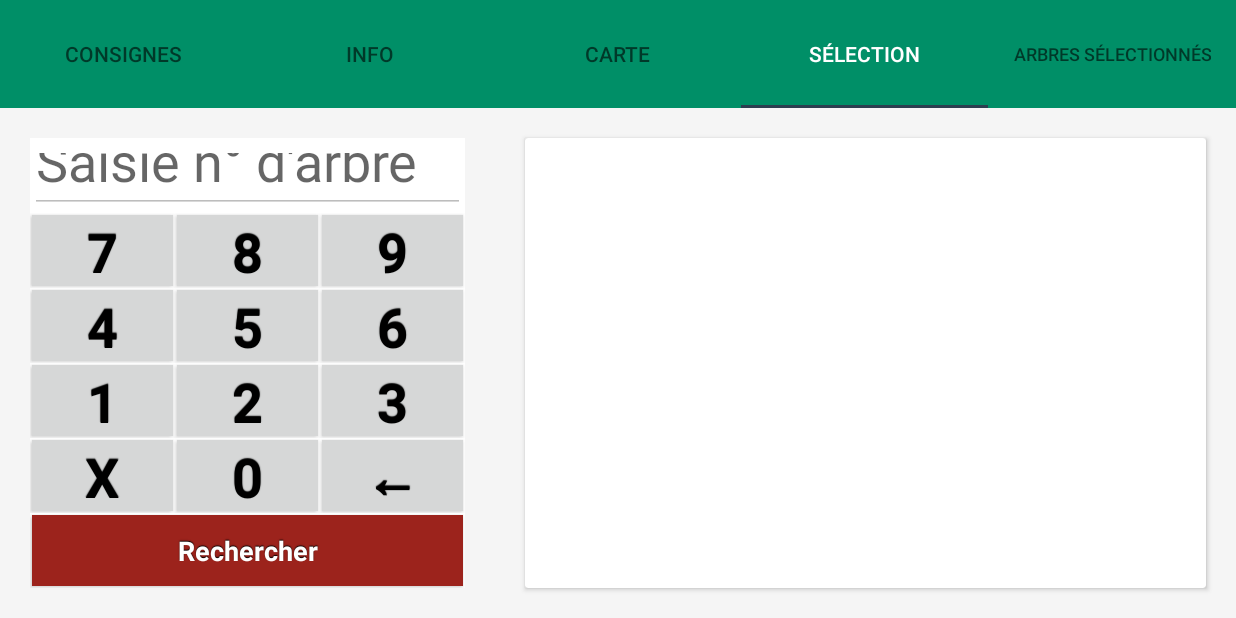
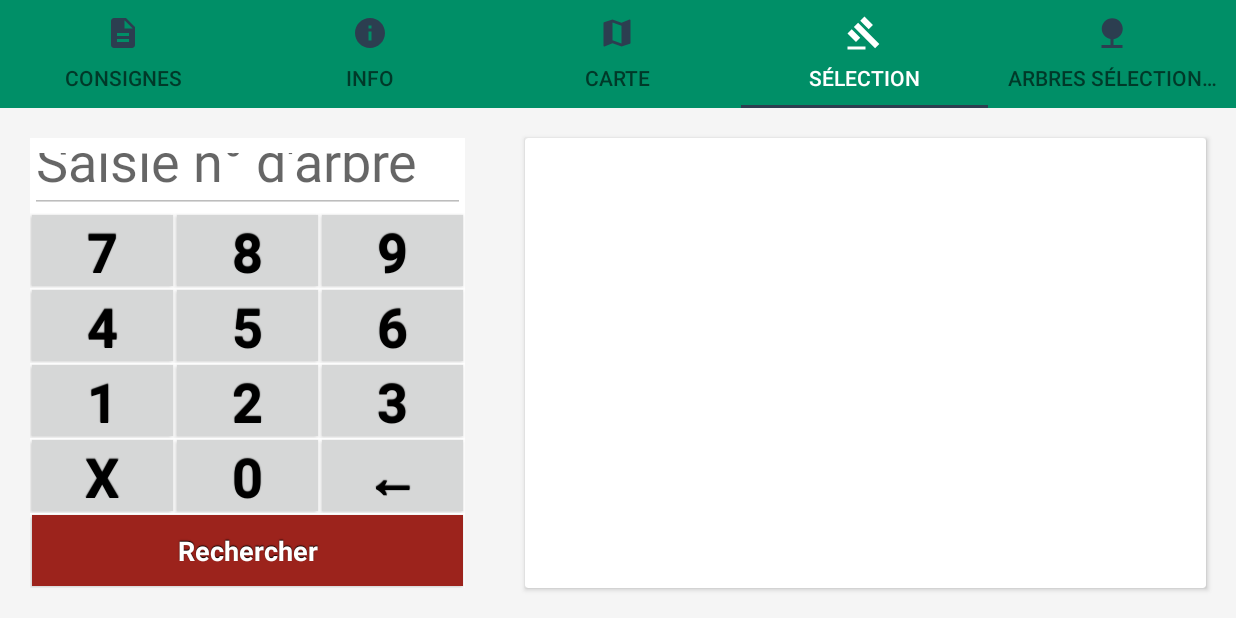
Before and after one commit to Tarte0/martelapp, an Android app: the ExerciceActivity screen opened directly, with no data from a screen before it, tab 4 chosen, on a phone screen of 824 x 412 dp (held sideways). Run offline under Robolectric (Android 15) with nearby library versions, the phone set to English and light mode, and no system bars; libraries missing offline, so code that uses them is left out: android.support.v7, com.commonsware.cwac, com.github.mikephil.charting; 20 statements that could not run were skipped.

Commit message:
added icons on tabs

```diff
--- a/app/src/main/java/martelapp/test/Activity/ExerciceActivity.java
+++ b/app/src/main/java/martelapp/test/Activity/ExerciceActivity.java
@@ -45,12 +45,43 @@ public class ExerciceActivity extends AppCompatActivity {
         TabLayout tabs = (TabLayout) findViewById(R.id.tabs);
         tabs.setupWithViewPager(viewPager);
 
+        tabs.addOnTabSelectedListener(
+                new TabLayout.ViewPagerOnTabSelectedListener(viewPager) {
 
-        /*int white = ContextCompat.getColor(getApplicationContext(), R.color.colorWhite);
+                    @Override
+                    public void onTabSelected(TabLayout.Tab tab) {
+                        super.onTabSelected(tab);
+                        int white = ContextCompat.getColor(getApplicationContext(), R.color.colorWhite);
+                        tab.getIcon().setColorFilter(white, PorterDuff.Mode.SRC_IN);
+                    }
+
+                    @Override
+                    public void onTabUnselected(TabLayout.Tab tab) {
+                        super.onTabUnselected(tab);
+                        int tabIconColor = ContextCompat.getColor(getApplicationContext(), R.color.colorPrimaryDark);
+                        tab.getIcon().setColorFilter(tabIconColor, PorterDuff.Mode.SRC_IN);
+                    }
+
+                    @Override
+                    public void onTabReselected(TabLayout.Tab tab) {
+                        super.onTabReselected(tab);
+                    }
+                }
+        );
+
+        int tabIconColor = ContextCompat.getColor(getApplicationContext(), R.color.colorPrimaryDark);
+
         tabs.getTabAt(0).setIcon(R.drawable.consignes);
-        tabs.getTabAt(0).getIcon().setColorFilter(white, PorterDuff.Mode.SRC_IN);
-        tabs.getTabAt(0).setIcon(R.drawable.consignes);
-        tabs.getTabAt(0).getIcon().setColorFilter(white, PorterDuff.Mode.SRC_IN);*/
+        tabs.getTabAt(0).getIcon().setColorFilter(tabIconColor, PorterDuff.Mode.SRC_IN);
+        tabs.getTabAt(1).setIcon(R.drawable.info);
+        tabs.getTabAt(1).getIcon().setColorFilter(tabIconColor, PorterDuff.Mode.SRC_IN);
+        tabs.getTabAt(2).setIcon(R.drawable.carte);
+        tabs.getTabAt(2).getIcon().setColorFilter(tabIconColor, PorterDuff.Mode.SRC_IN);
+        tabs.getTabAt(3).setIcon(R.drawable.selection);
+        tabs.getTabAt(3).getIcon().setColorFilter(tabIconColor, PorterDuff.Mode.SRC_IN);
+        tabs.getTabAt(4).setIcon(R.drawable.arbre_selec);
+        tabs.getTabAt(4).getIcon().setColorFilter(tabIconColor, PorterDuff.Mode.SRC_IN);
+
 
         viewPager.setCurrentItem(0);
 
--- /dev/null
+++ b/app/src/main/res/drawable/carte.xml
@@ -0,0 +1,9 @@
+<vector xmlns:android="http://schemas.android.com/apk/res/android"
+        android:width="24dp"
+        android:height="24dp"
+        android:viewportWidth="24.0"
+        android:viewportHeight="24.0">
+    <path
+        android:fillColor="#FF000000"
+        android:pathData="M20.5,3l-0.16,0.03L15,5.1 9,3 3.36,4.9c-0.21,0.07 -0.36,0.25 -0.36,0.48V20.5c0,0.28 0.22,0.5 0.5,0.5l0.16,-0.03L9,18.9l6,2.1 5.64,-1.9c0.21,-0.07 0.36,-0.25 0.36,-0.48V3.5c0,-0.28 -0.22,-0.5 -0.5,-0.5zM15,19l-6,-2.11V5l6,2.11V19z"/>
+</vector>
--- /dev/null
+++ b/app/src/main/res/drawable/selection.xml
@@ -0,0 +1,9 @@
+<vector xmlns:android="http://schemas.android.com/apk/res/android"
+        android:width="24dp"
+        android:height="24dp"
+        android:viewportWidth="24.0"
+        android:viewportHeight="24.0">
+    <path
+        android:fillColor="#FF000000"
+        android:pathData="M1,21h12v2H1zM5.245,8.07l2.83,-2.827 14.14,14.142 -2.828,2.828zM12.317,1l5.657,5.656 -2.83,2.83 -5.654,-5.66zM3.825,9.485l5.657,5.657 -2.828,2.828 -5.657,-5.657z"/>
+</vector>
--- a/app/src/main/res/layout/activity_recherche.xml
+++ b/app/src/main/res/layout/activity_recherche.xml
@@ -28,7 +28,8 @@
                 app:tabIndicatorColor="@color/colorPrimaryDark"
                 app:tabMaxWidth="0dp"
                 app:tabMode="fixed"
-                app:tabSelectedTextColor="@android:color/white" />
+                app:tabSelectedTextColor="@android:color/white"
+                />
 
             <martelapp.test.Class.NonSwipeableViewPager
                 android:id="@+id/viewpager"
--- a/app/src/main/res/values/colors.xml
+++ b/app/src/main/res/values/colors.xml
@@ -13,6 +13,7 @@
     <color name="colorBarViolet">#9664af</color>
     <color name="colorRed">#e14b4b</color>
     <color name="colorGreen">#32af4b</color>
+    <color name="colorGrapheBlack">#000000</color>
 
     <color name="colorGrapheRed">#ff0000</color>
     <color name="colorGrapheLightPink">#FB8CFF</color>
@@ -24,7 +25,7 @@
     <color name="colorGrapheOrange">#FB8C00</color>
     <color name="colorGrapheBrown">#c3834c</color>
     <color name="colorGrapheGrey">#9E9E9E</color>
-    <color name="colorGrapheBlack">#000000</color>
+    <color name="holoBlack">#000000aa</color>
 
     <color name="button_pave_pressed">#777e84</color>
     <color name="button_pave_focused">#4f5459</color>
```
